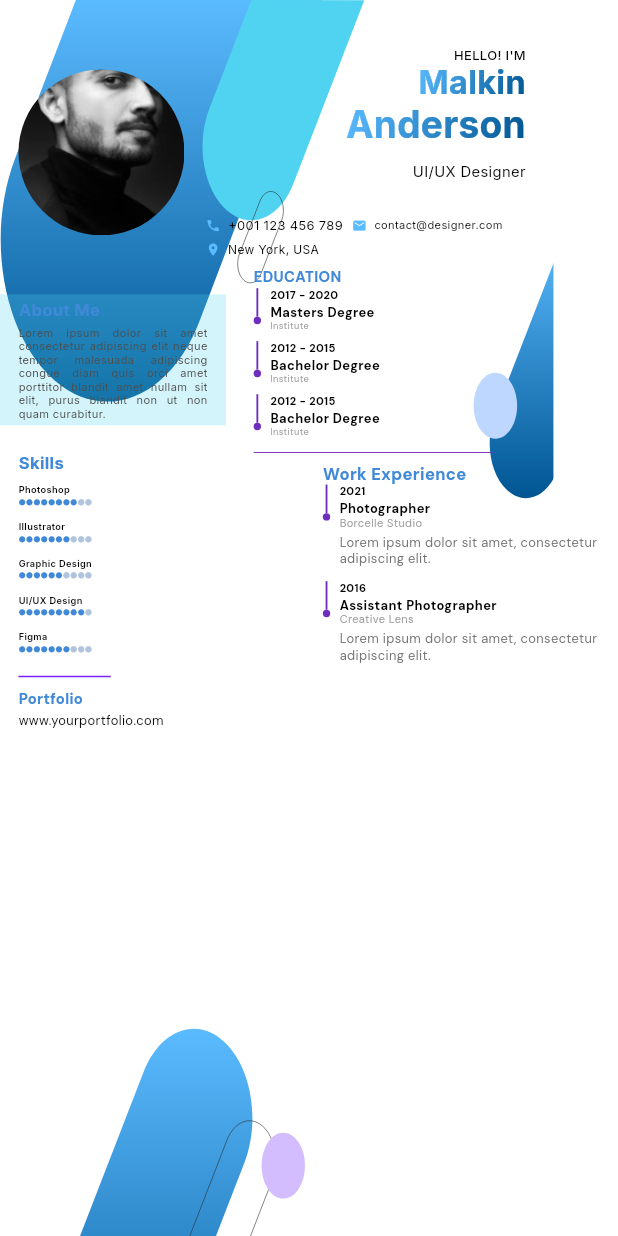
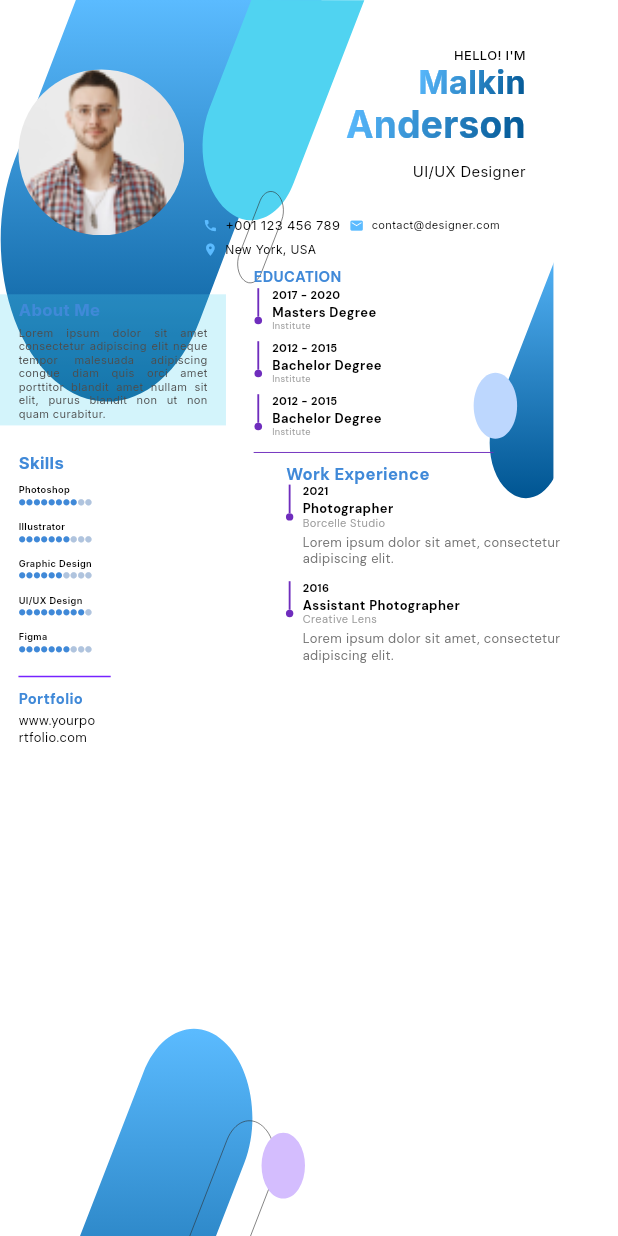
Before and after one commit to Kashannn/Resume_Builder_App, a Flutter app: the Template18 screen opened directly, on a phone screen of 412 x 824 dp. Run offline on Flutter 3.47's test engine with Material 3 defaults, Android fonts, the phone set to English and light mode, and no system bars; our stand-ins replace flutter_screenutil, flutter_svg, font_awesome_flutter, get, google_fonts, image_picker and 3 more; accounts and stored records are empty; project files that could hold a hidden picture were left out.

Commit message:
templates adjustment

```diff
--- a/lib/Templates/template18.dart
+++ b/lib/Templates/template18.dart
@@ -21,7 +21,7 @@ class _Template18State extends State<Template18> {
   String email = 'contact@designer.com';
   String mobile = '+001 123 456 789';
   String location = 'New York, USA';
-  String portfolio = 'www.yourportfolio.com';
+  String portfolio = 'www.yourpo\nrtfolio.com';
 
   String about =
       "Lorem ipsum dolor sit amet consectetur adipiscing elit neque tempor malesuada adipiscing congue diam quis orci amet porttitor blandit amet nullam sit elit, purus blandit non ut non quam curabitur.";
@@ -112,7 +112,7 @@ class _Template18State extends State<Template18> {
                             backgroundImage: _profileImage != null
                                 ? FileImage(_profileImage!)
                                 : AssetImage(
-                                AppImages.profilePicture)
+                                AppImages.profilePicture18)
                             as ImageProvider,
                             radius: 90.r,
                           ),
@@ -196,7 +196,7 @@ class _Template18State extends State<Template18> {
                           GestureDetector(
                             onTap: () => _editContactDetails(context),
                             child: Container(
-                              width: 324.w,
+                              width: 330.w,
                               //height: 100.h,
                               color: Colors.transparent,
                               child: Column(
@@ -386,7 +386,7 @@ class _Template18State extends State<Template18> {
                           ),
                         ),
                         Container(
-                          width: 300.w,
+                          width: 340.w,
                           //height: 230.h,
                           color: Colors.transparent,
                           child: Column(
@@ -512,7 +512,7 @@ class _Template18State extends State<Template18> {
             ),
             if (showDot)
               Container(
-                width: 8.w,
+                width: 10.w,
                 height: 8.h,
                 decoration: BoxDecoration(
                   color: Color(0xFF6F2DBD), // Dot color
--- a/lib/utils/constant/app_images_constant.dart
+++ b/lib/utils/constant/app_images_constant.dart
@@ -8,6 +8,8 @@ class AppImages extends AssetImage {
   static const String splash = '$_assetsPath/splash.png';
   static const String profilePicture = '$_assetsPath/20.png';
   static const String profilePicture19 = '$_assetsPath/19.png';
+  static const String profilePicture18 = '$_assetsPath/18.png';
+
   static const String Template8ProfilePhoto = '$_assetsPath/Template8ProfilePhoto.png';
   static const String template1 = '$_assetsPath/template1.png';
   static const String template2 = '$_assetsPath/template2.png';
```
Also changed, not shown: assets/Images/18.png (added).
